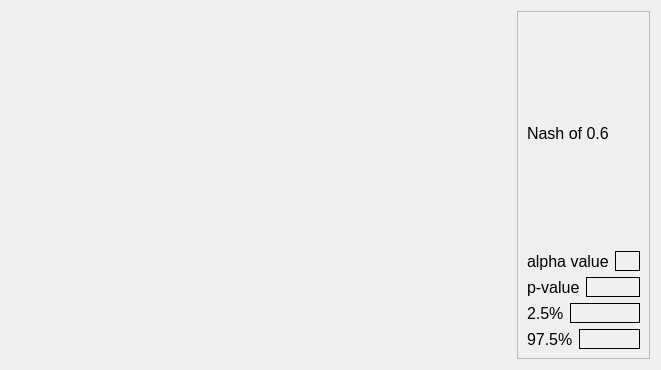
Inigobarbe/VFSMOD-GUI, file ui/fiteval_sedimentograph.ui: the form before one commit.
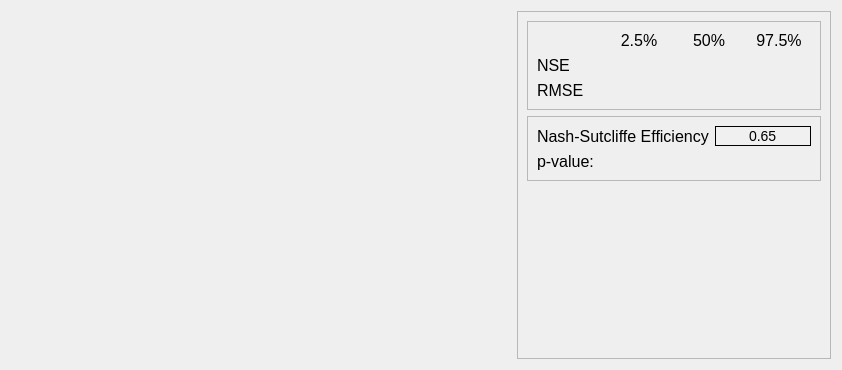
The form after the commit.

```diff
--- a/ui/fiteval_sedimentograph.ui
+++ b/ui/fiteval_sedimentograph.ui
@@ -6,7 +6,7 @@
    <rect>
     <x>0</x>
     <y>0</y>
-    <width>541</width>
+    <width>842</width>
     <height>370</height>
    </rect>
   </property>
@@ -141,69 +141,181 @@
      <property name="frameShadow">
       <enum>QFrame::Raised</enum>
      </property>
-     <layout class="QGridLayout" name="gridLayout_2">
+     <layout class="QGridLayout" name="gridLayout_4">
       <item row="0" column="0">
-       <widget class="QLabel" name="label_3">
-        <property name="text">
-         <string>Nash of 0.6</string>
+       <widget class="QFrame" name="frame_3">
+        <property name="frameShape">
+         <enum>QFrame::StyledPanel</enum>
         </property>
+        <property name="frameShadow">
+         <enum>QFrame::Raised</enum>
+        </property>
+        <layout class="QGridLayout" name="gridLayout_2">
+         <item row="1" column="1">
+          <widget class="QLabel" name="label_8">
+           <property name="text">
+            <string/>
+           </property>
+           <property name="alignment">
+            <set>Qt::AlignCenter</set>
+           </property>
+          </widget>
+         </item>
+         <item row="2" column="1">
+          <widget class="QLabel" name="label_9">
+           <property name="text">
+            <string/>
+           </property>
+           <property name="alignment">
+            <set>Qt::AlignCenter</set>
+           </property>
+          </widget>
+         </item>
+         <item row="0" column="1">
+          <widget class="QLabel" name="label_10">
+           <property name="text">
+            <string>2.5%</string>
+           </property>
+           <property name="alignment">
+            <set>Qt::AlignCenter</set>
+           </property>
+          </widget>
+         </item>
+         <item row="0" column="2">
+          <widget class="QLabel" name="label_11">
+           <property name="text">
+            <string>50%</string>
+           </property>
+           <property name="alignment">
+            <set>Qt::AlignCenter</set>
+           </property>
+          </widget>
+         </item>
+         <item row="2" column="0">
+          <widget class="QLabel" name="label_7">
+           <property name="text">
+            <string>RMSE</string>
+           </property>
+           <property name="alignment">
+            <set>Qt::AlignLeading|Qt::AlignLeft|Qt::AlignVCenter</set>
+           </property>
+          </widget>
+         </item>
+         <item row="1" column="0">
+          <widget class="QLabel" name="label_3">
+           <property name="text">
+            <string>NSE</string>
+           </property>
+           <property name="alignment">
+            <set>Qt::AlignLeading|Qt::AlignLeft|Qt::AlignVCenter</set>
+           </property>
+          </widget>
+         </item>
+         <item row="0" column="3">
+          <widget class="QLabel" name="label_12">
+           <property name="text">
+            <string>97.5%</string>
+           </property>
+           <property name="alignment">
+            <set>Qt::AlignCenter</set>
+           </property>
+          </widget>
+         </item>
+         <item row="1" column="2">
+          <widget class="QLabel" name="label_13">
+           <property name="text">
+            <string/>
+           </property>
+           <property name="alignment">
+            <set>Qt::AlignCenter</set>
+           </property>
+          </widget>
+         </item>
+         <item row="2" column="2">
+          <widget class="QLabel" name="label_14">
+           <property name="text">
+            <string/>
+           </property>
+           <property name="alignment">
+            <set>Qt::AlignCenter</set>
+           </property>
+          </widget>
+         </item>
+         <item row="1" column="3">
+          <widget class="QLabel" name="label_15">
+           <property name="text">
+            <string/>
+           </property>
+           <property name="alignment">
+            <set>Qt::AlignCenter</set>
+           </property>
+          </widget>
+         </item>
+         <item row="2" column="3">
+          <widget class="QLabel" name="label_16">
+           <property name="text">
+            <string/>
+           </property>
+           <property name="alignment">
+            <set>Qt::AlignCenter</set>
+           </property>
+          </widget>
+         </item>
+        </layout>
        </widget>
       </item>
       <item row="1" column="0">
-       <layout class="QHBoxLayout" name="horizontalLayout">
-        <item>
-         <widget class="QLabel" name="label_2">
-          <property name="text">
-           <string>alpha value</string>
-          </property>
-         </widget>
-        </item>
-        <item>
-         <widget class="QLineEdit" name="alpha"/>
-        </item>
-       </layout>
+       <widget class="QFrame" name="frame_4">
+        <property name="frameShape">
+         <enum>QFrame::StyledPanel</enum>
+        </property>
+        <property name="frameShadow">
+         <enum>QFrame::Raised</enum>
+        </property>
+        <layout class="QGridLayout" name="gridLayout_3">
+         <item row="0" column="0">
+          <layout class="QHBoxLayout" name="horizontalLayout_5">
+           <item>
+            <widget class="QLabel" name="label_6">
+             <property name="text">
+              <string>Nash-Sutcliffe Efficiency</string>
+             </property>
+            </widget>
+           </item>
+           <item>
+            <widget class="QLineEdit" name="nash">
+             <property name="text">
+              <string>0.65</string>
+             </property>
+             <property name="alignment">
+              <set>Qt::AlignCenter</set>
+             </property>
+            </widget>
+           </item>
+          </layout>
+         </item>
+         <item row="1" column="0">
+          <widget class="QLabel" name="p_value">
+           <property name="text">
+            <string>p-value:</string>
+           </property>
+          </widget>
+         </item>
+        </layout>
+       </widget>
       </item>
       <item row="2" column="0">
-       <layout class="QHBoxLayout" name="horizontalLayout_2">
-        <item>
-         <widget class="QLabel" name="label">
-          <property name="text">
-           <string>p-value</string>
-          </property>
-         </widget>
-        </item>
-        <item>
-         <widget class="QLineEdit" name="p_value"/>
-        </item>
-       </layout>
-      </item>
-      <item row="3" column="0">
-       <layout class="QHBoxLayout" name="horizontalLayout_3">
-        <item>
-         <widget class="QLabel" name="label_4">
-          <property name="text">
-           <string>2.5%</string>
-          </property>
-         </widget>
-        </item>
-        <item>
-         <widget class="QLineEdit" name="minimum"/>
-        </item>
-       </layout>
-      </item>
-      <item row="4" column="0">
-       <layout class="QHBoxLayout" name="horizontalLayout_4">
-        <item>
-         <widget class="QLabel" name="label_5">
-          <property name="text">
-           <string>97.5%</string>
-          </property>
-         </widget>
-        </item>
-        <item>
-         <widget class="QLineEdit" name="maximum"/>
-        </item>
-       </layout>
+       <spacer name="verticalSpacer">
+        <property name="orientation">
+         <enum>Qt::Vertical</enum>
+        </property>
+        <property name="sizeHint" stdset="0">
+         <size>
+          <width>20</width>
+          <height>40</height>
+         </size>
+        </property>
+       </spacer>
       </item>
      </layout>
     </widget>
```
